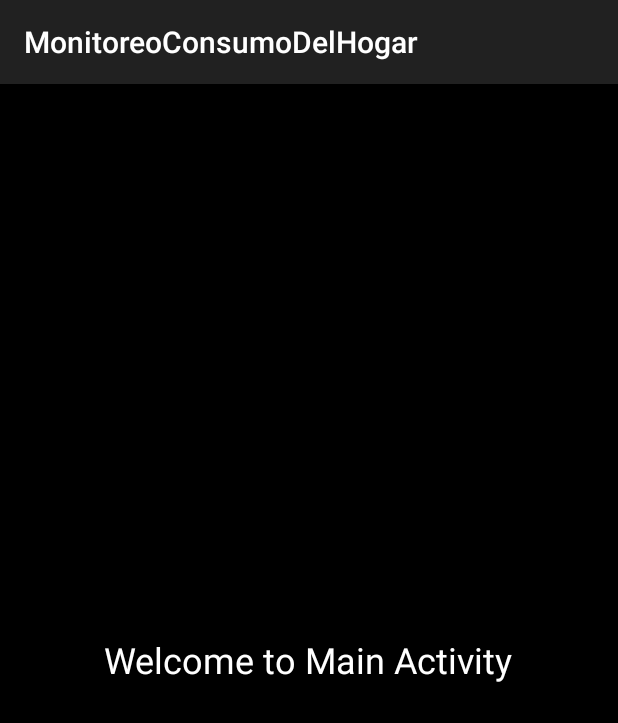
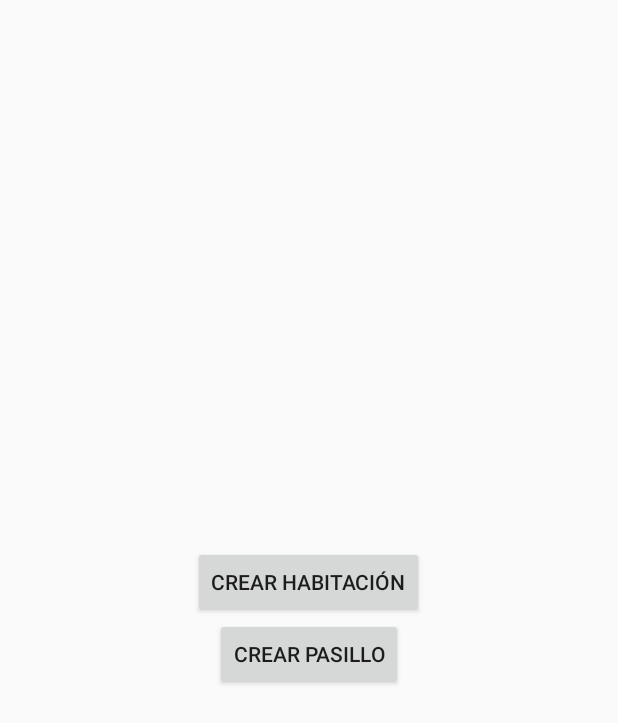
Before and after one commit to Tapiiaa/MonitoreoConsumoDelHogar, an Android app built with Jetpack Compose: the MainActivity screen opened directly, with no data from a screen before it, on a phone screen of 412 x 824 dp. Shown: the top 723 px of the screen. Run offline under Robolectric (Android 15) with nearby library versions, the phone set to English and light mode, and no system bars.

Commit message:
Enlazado. Poner los kwv de cada componente

```diff
--- a/app/src/main/java/com/example/monitoreoconsumodelhogar/activities/MainActivity.java
+++ b/app/src/main/java/com/example/monitoreoconsumodelhogar/activities/MainActivity.java
@@ -2,13 +2,31 @@ package com.example.monitoreoconsumodelhogar.activities;
 
 import android.content.Intent;
 import android.os.Bundle;
+import android.widget.Button;
+
 import androidx.appcompat.app.AppCompatActivity;
+
 import com.example.monitoreoconsumodelhogar.R;
 
 public class MainActivity extends AppCompatActivity {
+
     @Override
     protected void onCreate(Bundle savedInstanceState) {
         super.onCreate(savedInstanceState);
-        setContentView(R.layout.activity_main);
+        setContentView(R.layout.activity_main); // Asegúrate de que este nombre coincide con tu archivo XML
+
+        // Vincular los botones correctamente con los IDs definidos en el XML
+        Button createRoomButton = findViewById(R.id.createRoomButton);
+        Button createHallButton = findViewById(R.id.createHallButton);
+
+        createRoomButton.setOnClickListener(v -> {
+            Intent intent = new Intent(MainActivity.this, CreateRoomActivity.class);
+            startActivity(intent);
+        });
+
+        createHallButton.setOnClickListener(v -> {
+            Intent intent = new Intent(MainActivity.this, CreateHallActivity.class);
+            startActivity(intent);
+        });
     }
 }
--- a/app/src/main/res/layout/activity_main.xml
+++ b/app/src/main/res/layout/activity_main.xml
@@ -1,15 +1,20 @@
+<?xml version="1.0" encoding="utf-8"?>
 <LinearLayout xmlns:android="http://schemas.android.com/apk/res/android"
     android:layout_width="match_parent"
     android:layout_height="match_parent"
     android:orientation="vertical"
     android:gravity="center"
-    android:background="@android:color/black">
+    android:padding="16dp">
 
-    <TextView
-        android:id="@+id/textView"
+    <Button
+        android:id="@+id/createRoomButton"
         android:layout_width="wrap_content"
         android:layout_height="wrap_content"
-        android:text="Welcome to Main Activity"
-        android:textColor="@android:color/white"
-        android:textSize="24sp" />
+        android:text="Crear Habitación" />
+
+    <Button
+        android:id="@+id/createHallButton"
+        android:layout_width="wrap_content"
+        android:layout_height="wrap_content"
+        android:text="Crear Pasillo" />
 </LinearLayout>
```
Also changed, not shown: app/src/main/AndroidManifest.xml (+6 -3 lines), app/src/main/java/com/example/monitoreoconsumodelhogar/activities/CreateHallActivity.java (+13 -1 lines), app/src/main/java/com/example/monitoreoconsumodelhogar/activities/CreateRoomActivity.java (+13 -1 lines), app/src/main/res/layout/activity_create_hall.xml (+15 -3 lines), app/src/main/res/layout/activity_create_room.xml (+15 -3 lines).
